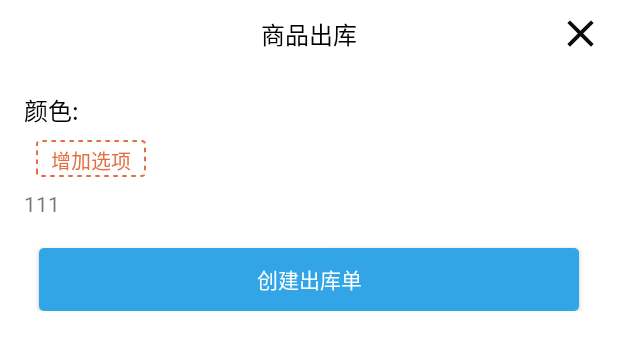
After one commit to Javine1987/WarehouseManage, an Android app: the layout popup_output_layout.xml on its own in the app's theme, with its tools: preview values and no code run, on a phone screen of 412 x 824 dp. The commit adds this screen. Shown: the top 350 px of the screen. Run offline under Robolectric (Android 15) with nearby library versions, the phone set to English and light mode, and no system bars.

Commit message:
搭建出入库弹出框结构

```diff
--- /dev/null
+++ b/app/src/main/res/layout/popup_output_layout.xml
@@ -0,0 +1,83 @@
+<?xml version="1.0" encoding="utf-8"?>
+<FrameLayout
+    xmlns:android="http://schemas.android.com/apk/res/android"
+    android:orientation="vertical"
+    android:layout_width="match_parent"
+    android:layout_height="match_parent"
+    android:background="@color/white">
+
+    <RelativeLayout
+        android:id="@+id/rl_header"
+        android:layout_width="match_parent"
+        android:layout_height="45dp">
+
+        <TextView
+            android:id="@+id/tv_title"
+            android:layout_width="match_parent"
+            android:layout_height="wrap_content"
+            android:layout_centerVertical="true"
+            android:text="商品出库"
+            android:gravity="center"
+            android:textColor="@color/black"
+            android:textSize="16sp"
+            android:layout_marginLeft="35dp"
+            android:layout_marginRight="35dp"/>
+
+        <ImageView
+            android:id="@+id/iv_close"
+            android:layout_width="30dp"
+            android:layout_height="30dp"
+            android:layout_marginRight="10dp"
+            android:layout_centerVertical="true"
+            android:layout_alignParentEnd="true"
+            android:src="@drawable/ic_close_black"/>
+
+    </RelativeLayout>
+
+    <ScrollView
+        android:layout_width="match_parent"
+        android:layout_height="match_parent"
+        android:layout_marginTop="45dp"
+        android:layout_marginBottom="70dp">
+
+        <LinearLayout
+            android:layout_width="match_parent"
+            android:layout_height="wrap_content"
+            android:orientation="vertical"
+            android:layout_margin="16dp">
+
+            <TextView
+                android:id="@+id/label_one"
+                android:layout_width="wrap_content"
+                android:layout_height="wrap_content"
+                android:text="颜色:"
+                android:textSize="@dimen/common_text_size"
+                android:textColor="@color/black" />
+
+            <com.k.javine.warehousemanage.widget.LabelChooseView
+                android:id="@+id/color_choose"
+                android:layout_width="match_parent"
+                android:layout_height="wrap_content"/>
+
+            <TextView
+                android:id="@+id/result"
+                android:layout_width="wrap_content"
+                android:layout_height="wrap_content"
+                android:text="111"/>
+
+            <Button
+                android:id="@+id/btn_output"
+                android:layout_width="match_parent"
+                android:layout_height="42dp"
+                android:layout_marginLeft="10dp"
+                android:layout_marginRight="10dp"
+                android:layout_marginTop="20dp"
+                android:textColor="@color/white"
+                android:background="@drawable/edit_btn_background"
+                android:text="创建出库单" />
+
+        </LinearLayout>
+
+    </ScrollView>
+
+</FrameLayout>
```
Also changed, not shown: app/src/main/java/com/k/javine/warehousemanage/StockActivity.java (+54 -10 lines), app/src/main/java/com/k/javine/warehousemanage/widget/LabelChooseView.java (+28 -3 lines), app/src/main/res/anim/in_anim.xml (+8 -6 lines), app/src/main/res/anim/out_anim.xml (+6 -5 lines).
